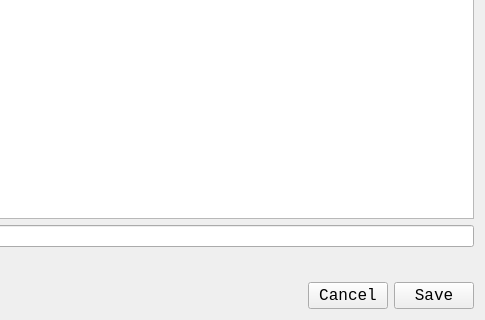
Before: the Qt Designer form GAUI/rubricdialog.ui in ezfe/grading-assistant-cs205, drawn with Qt 5; both pictures show x 360 to 845 and y 175 to 495 of the 845 by 495 pixel window.
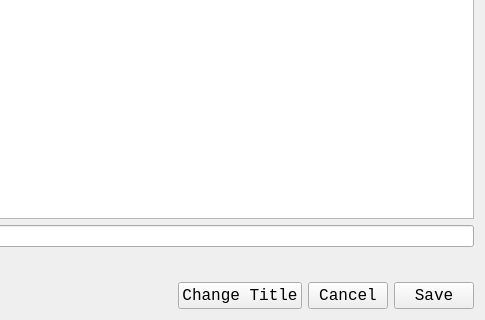
After: the same form once the commit is applied.

Commit message:
Added ability to change rubric title + edit rubric from assignment page
-titles are updated after dialogs end

```diff
--- a/GAUI/rubricdialog.ui
+++ b/GAUI/rubricdialog.ui
@@ -133,6 +133,19 @@
        </property>
       </spacer>
      </item>
+     <item>
+      <widget class="QPushButton" name="titleButton">
+       <property name="font">
+        <font>
+         <family>Monospace</family>
+         <pointsize>12</pointsize>
+        </font>
+       </property>
+       <property name="text">
+        <string>Change Title</string>
+       </property>
+      </widget>
+     </item>
      <item>
       <widget class="QPushButton" name="cancelButton">
        <property name="font">
```
Left out of the diff: 5 changed lines with no effect on the pictures. The commit also changes 5 other files.
